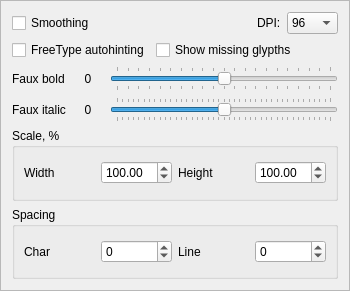
Before: the Qt Designer form fontoptionsframe.ui in andryblack/fontbuilder, drawn with Qt 5.
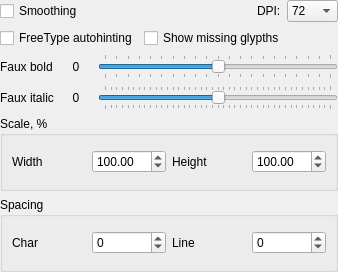
After: the same form once the commit is applied.

```diff
--- a/fontoptionsframe.ui
+++ b/fontoptionsframe.ui
@@ -1,13 +1,13 @@
 <?xml version="1.0" encoding="UTF-8"?>
 <ui version="4.0">
  <class>FontOptionsFrame</class>
- <widget class="QFrame" name="FontOptionsFrame">
+ <widget class="QWidget" name="FontOptionsFrame">
   <property name="geometry">
    <rect>
     <x>0</x>
     <y>0</y>
-    <width>350</width>
-    <height>291</height>
+    <width>338</width>
+    <height>272</height>
    </rect>
   </property>
   <property name="sizePolicy">
@@ -22,16 +22,13 @@
   <property name="locale">
    <locale language="English" country="UnitedStates"/>
   </property>
-  <property name="frameShape">
-   <enum>QFrame::StyledPanel</enum>
-  </property>
-  <property name="frameShadow">
-   <enum>QFrame::Raised</enum>
-  </property>
   <layout class="QVBoxLayout" name="verticalLayout">
    <property name="sizeConstraint">
     <enum>QLayout::SetMinimumSize</enum>
    </property>
+   <property name="margin">
+    <number>0</number>
+   </property>
    <item>
     <layout class="QGridLayout" name="gridLayout_4">
      <item row="1" column="0">
@@ -57,6 +54,11 @@
      </item>
      <item row="0" column="3">
       <widget class="QComboBox" name="comboBoxDPI">
+       <item>
+        <property name="text">
+         <string>72</string>
+        </property>
+       </item>
        <item>
         <property name="text">
          <string>96</string>
```
Left out of the diff: 5 changed lines with no effect on the pictures.
